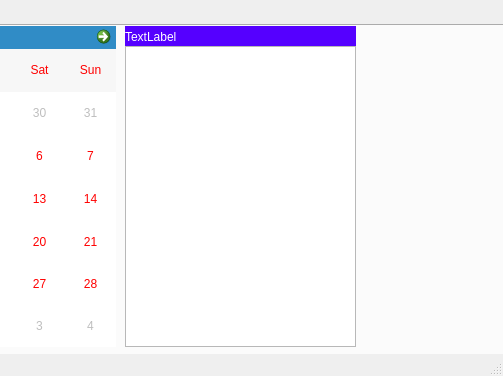
Old version of the form pds_cal.ui in the repository Jockbaia/pds_cal; both pictures show x 297 to 800 and y 0 to 376 of the 800 by 376 pixel window.
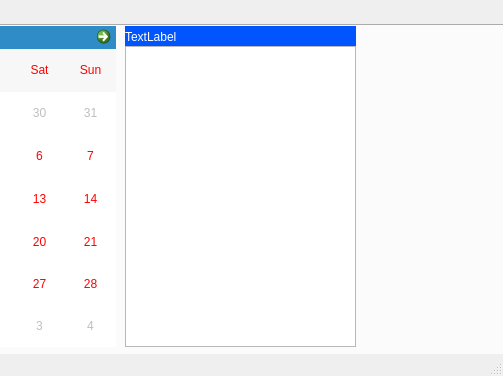
New version of the form.

Commit message: show events on selected date (working)

```diff
--- a/pds_cal.ui
+++ b/pds_cal.ui
@@ -158,7 +158,7 @@
          </rect>
         </property>
         <property name="styleSheet">
-         <string notr="true">background-color: rgb(85, 0, 255);
+         <string notr="true">background-color: rgb(0, 85, 255);
 color: rgb(255, 255, 255);
 font: 700 9pt &quot;Segoe UI&quot;;</string>
         </property>
```
Left out of the diff: 4 changed lines with no effect on the pictures. The commit also changes 2 other files.
